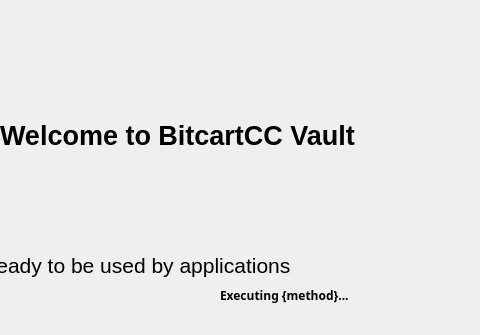
Before: the Qt Designer form src/vault/resources/main_window.ui in bitcart/bitcart-vault, drawn with Qt 5; both pictures show x 320 to 800 and y 0 to 335 of the 800 by 335 pixel window.
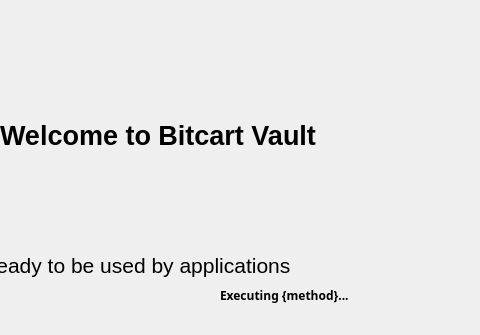
After: the same form once the commit is applied. Icons and pictures are not drawn.

Commit message: Rename BitcartCC to Bitcart

What changed in the file:
```diff
--- a/src/vault/resources/main_window.ui
+++ b/src/vault/resources/main_window.ui
@@ -34,7 +34,7 @@
     </font>
    </property>
    <property name="text">
-    <string>Welcome to BitcartCC Vault</string>
+    <string>Welcome to Bitcart Vault</string>
    </property>
   </widget>
   <widget class="QLabel" name="label_3">
```
Left out of the diff: 2 changed lines with no effect on the pictures. The commit also changes 4 other files.
